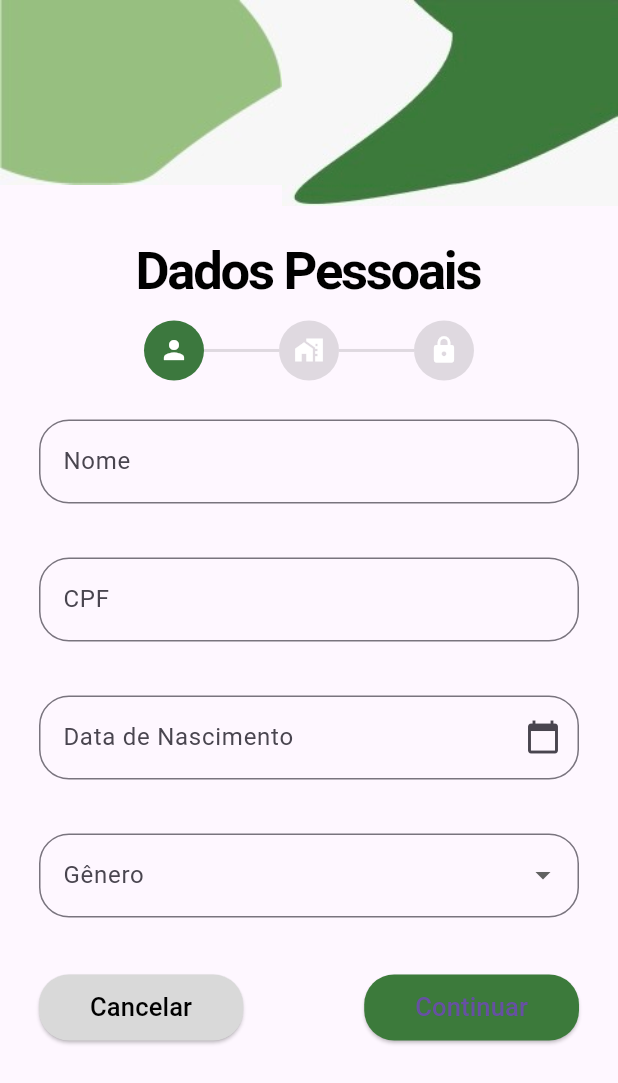
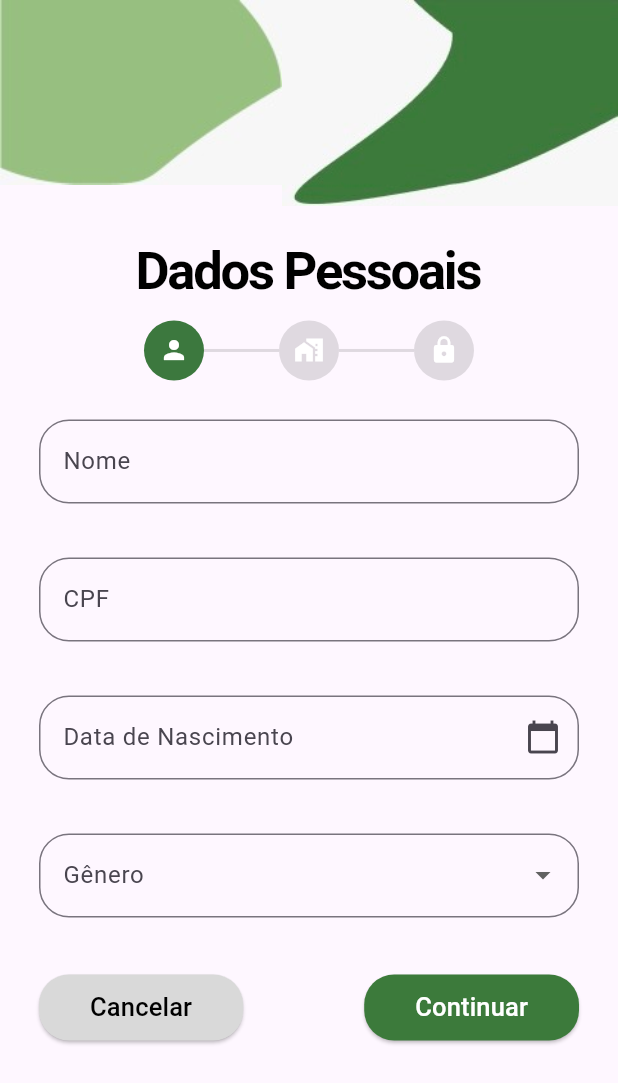
Before and after one commit to gabrielGoncalves159/new_noar, a Flutter app: the screen it shows after launch, after a tap on "Login", after a tap on "Cadastre-se", on a phone screen of 412 x 824 dp. Shown: the top 1083 px of the screen. Run offline on Flutter 3.47's test engine with Material 3 defaults, Android fonts, the phone set to English and light mode, and no system bars; our stand-ins replace brasil_fields, cloud_firestore, connectivity_plus, firebase_auth, firebase_core, loading_animation_widget and 2 more; missing offline and left inert: firebase_auth_web, firebase_core_web; accounts and stored records are empty; generated files the repository leaves out were written again.

Commit message:
Ajustes programa

```diff
--- a/lib/pages/answer_page.dart
+++ b/lib/pages/answer_page.dart
@@ -97,10 +97,10 @@ class _AnswerPageState extends State<AnswerPage> {
                       mainAxisAlignment: MainAxisAlignment.center,
                       children: [
                         Padding(
-                          padding: const EdgeInsets.all(16.0),
+                          padding: EdgeInsets.all(16.0),
                           child: Text(
                             'OK',
-                            style: const TextStyle(fontSize: 20),
+                            style: TextStyle(fontSize: 20),
                           ),
                         )
                       ],
--- a/lib/pages/chose_form_page.dart
+++ b/lib/pages/chose_form_page.dart
@@ -85,6 +85,7 @@ class _ChoseFormPageState extends State<ChoseFormPage> {
                         child: ElevatedButton(
                           style: ElevatedButton.styleFrom(
                               backgroundColor: const Color.fromRGBO(60, 122, 59, 1),
+                              foregroundColor: Colors.white,
                               shape: RoundedRectangleBorder(
                                   borderRadius: BorderRadius.circular(20))),
                           onPressed: () {
@@ -109,8 +110,8 @@ class _ChoseFormPageState extends State<ChoseFormPage> {
                             horizontal: 30.0, vertical: 18.0),
                         child: ElevatedButton(
                           style: ElevatedButton.styleFrom(
-                              backgroundColor:
-                                  const Color.fromRGBO(60, 122, 59, 1),
+                              backgroundColor:const Color.fromRGBO(60, 122, 59, 1),
+                              foregroundColor: Colors.white,
                               shape: RoundedRectangleBorder(
                                   borderRadius: BorderRadius.circular(20))),
                           onPressed: () {
--- a/lib/pages/inicial_page.dart
+++ b/lib/pages/inicial_page.dart
@@ -34,7 +34,7 @@ class _InicialPageState extends State<InicialPage> {
   @override
   Widget build(BuildContext context) {
     return Scaffold(
-      backgroundColor: const Color.fromRGBO(60, 120, 62, 50),
+      backgroundColor: const Color.fromARGB(255, 69, 129, 71),
       body: Stack(
         children: [
           Center(
--- a/lib/pages/login_page.dart
+++ b/lib/pages/login_page.dart
@@ -144,8 +144,8 @@ class _LoginPageState extends State<LoginPage> {
                                         horizontal: 18.0, vertical: 18.0),
                                     child: ElevatedButton(
                                       style: ElevatedButton.styleFrom(
-                                          backgroundColor: const Color.fromRGBO(
-                                              60, 122, 59, 1),
+                                          backgroundColor: const Color.fromRGBO(60, 122, 59, 1),
+                                          foregroundColor: Colors.white,
                                           shape: RoundedRectangleBorder(
                                               borderRadius:
                                                   BorderRadius.circular(20))),
@@ -180,7 +180,9 @@ class _LoginPageState extends State<LoginPage> {
                                                   child: Text(
                                                     actionButton,
                                                     style: const TextStyle(
-                                                        fontSize: 20),
+                                                        fontSize: 20,
+                                                        color: Colors.white,
+                                                    ),
                                                   ),
                                                 )
                                               ],
--- a/lib/pages/register_page_dados_pessoais.dart
+++ b/lib/pages/register_page_dados_pessoais.dart
@@ -265,8 +265,8 @@ class _RegisterPageDadosPessoaisState extends State<RegisterPageDadosPessoais>
                                   ),
                                   ElevatedButton(
                                     style: ElevatedButton.styleFrom(
-                                        backgroundColor:
-                                            const Color.fromRGBO(60, 122, 59, 1),
+                                        backgroundColor:const Color.fromRGBO(60, 122, 59, 1),
+                                        foregroundColor: Colors.white,
                                         shape: RoundedRectangleBorder(
                                             borderRadius:
                                                 BorderRadius.circular(20))),
--- a/lib/pages/register_page_email_senha.dart
+++ b/lib/pages/register_page_email_senha.dart
@@ -43,9 +43,11 @@ class _RegisterPageRecuperacaoSenhaState
       await context
           .read<CadastrarUsuarioService>()
           .registrar(email.text, senha.text, dados, enderco);
+
       context
           .read<Notificacao>()
           .notificarSucesso(context, 'Cadastrado com sucesso!');
+
       setState(() {
         loading = false;
       });
@@ -233,6 +235,7 @@ class _RegisterPageRecuperacaoSenhaState
                                     child: ElevatedButton(
                                       style: ElevatedButton.styleFrom(
                                           backgroundColor: const Color.fromRGBO(60, 122, 59, 1),
+                                          foregroundColor: Colors.white,
                                           shape: RoundedRectangleBorder(
                                               borderRadius:
                                                   BorderRadius.circular(20))),
--- a/lib/pages/register_page_endereco.dart
+++ b/lib/pages/register_page_endereco.dart
@@ -373,6 +373,7 @@ class _RegisterPageEnderecoState extends State<RegisterPageEndereco> {
                                     style: ElevatedButton.styleFrom(
                                         backgroundColor:
                                             const Color.fromRGBO(60, 122, 59, 1),
+                                            foregroundColor: Colors.white,
                                         shape: RoundedRectangleBorder(
                                             borderRadius:
                                                 BorderRadius.circular(20))),
--- a/lib/services/connectivity.dart
+++ b/lib/services/connectivity.dart
@@ -12,7 +12,7 @@ class Connection extends ChangeNotifier {
     late ConnectivityResult result;
 
     try {
-      result = await _connectivity.checkConnectivity();
+      result = (await _connectivity.checkConnectivity()) as ConnectivityResult;
 
       if(result == ConnectivityResult.none) {
         context.read<Notificacao>().notificarConexao(context);
--- a/lib/widgets/barra_navegacao.dart
+++ b/lib/widgets/barra_navegacao.dart
@@ -1,16 +1,31 @@
 import 'package:flutter/material.dart';
 
-// ignore: must_be_immutable
-class BarraNavegacao extends StatefulWidget {
-  int index;
-  BarraNavegacao({Key? key, required this.index}) : super(key: key);
+class BarraNavegacao extends StatelessWidget {
+  final int index;
+  const BarraNavegacao({Key? key, required this.index}) : super(key: key);
 
-  @override
-  State<BarraNavegacao> createState() => _BarraNavegacaoState();
-}
+  Widget _buildStepIcon(IconData icon, bool ativo) {
+    return Container(
+      height: 40,
+      width: 40,
+      decoration: BoxDecoration(
+        shape: BoxShape.circle,
+        color: ativo ? const Color.fromRGBO(60, 120, 62, 1) : Colors.black12,
+      ),
+      child: Center(
+        child: Icon(icon, color: Colors.white, size: 20),
+      ),
+    );
+  }
 
-class _BarraNavegacaoState extends State<BarraNavegacao> {
-  late var progresso = widget.index;
+  Widget _buildDivider(bool ativo) {
+    return Container(
+      height: 2,
+      width: 50,
+      color: ativo ? const Color.fromRGBO(60, 120, 62, 1) : Colors.black12,
+    );
+  }
+
   @override
   Widget build(BuildContext context) {
     return Padding(
@@ -18,85 +33,11 @@ class _BarraNavegacaoState extends State<BarraNavegacao> {
       child: Row(
         mainAxisAlignment: MainAxisAlignment.center,
         children: [
-          Column(
-            children: [
-              Container(
-                height: 40,
-                width: 40,
-                decoration: BoxDecoration(
-                  shape: BoxShape.circle,
-                  color: progresso >= 1 ? const Color.fromRGBO(60, 120, 62, 50) : Colors.black12,
-                ),
-                child: const Center(
-                  child: SizedBox(
-                    height: 30,
-                    width: 30,
-                    child: Icon(
-                      Icons.person,
-                      color: Colors.white,
-                      size: 20,
-                    ),
-                  ),
-                ),
-              ),
-            ],
-          ),
-          Container(
-            height: 2,
-            width: 50, // Largura da linha divisória vertical
-            color: progresso >= 2 ? const Color.fromRGBO(60, 120, 62, 50) : Colors.black12,
-          ),
-          Column(
-            children: [
-              Container(
-                height: 40,
-                width: 40,
-                decoration: BoxDecoration(
-                  shape: BoxShape.circle,
-                  color: progresso >= 2 ? const Color.fromRGBO(60, 120, 62, 50) : Colors.black12,
-                ),
-                child: const Center(
-                  child: SizedBox(
-                    height: 30,
-                    width: 30,
-                    child: Icon(
-                      Icons.home_work,
-                      color: Colors.white,
-                      size: 20,
-                    ),
-                  ),
-                ),
-              ),
-            ],
-          ),
-          Container(
-            height: 2,
-            width: 50, // Largura da linha divisória vertical
-            color: progresso >= 3 ? const Color.fromRGBO(60, 120, 62, 50) : Colors.black12,
-          ),
-          Column(
-            children: [
-              Container(
-                height: 40,
-                width: 40,
-                decoration: BoxDecoration(
-                  shape: BoxShape.circle,
-                  color: progresso >= 3 ? const Color.fromRGBO(60, 120, 62, 50) : Colors.black12,
-                ),
-                child: const Center(
-                  child: SizedBox(
-                    height: 30,
-                    width: 30,
-                    child: Icon(
-                      Icons.lock,
-                      color: Colors.white,
-                      size: 20,
-                    ),
-                  ),
-                ),
-              ),
-            ],
-          ),
+          _buildStepIcon(Icons.person, index >= 1),
+          _buildDivider(index >= 2),
+          _buildStepIcon(Icons.home_work, index >= 2),
+          _buildDivider(index >= 3),
+          _buildStepIcon(Icons.lock, index >= 3),
         ],
       ),
     );
```
Also changed, not shown: lib/pages/profile_page.dart (+6 -7 lines), lib/pages/question_page.dart (+6 -6 lines), pubspec.yaml (+6 -6 lines), 1 other file.
